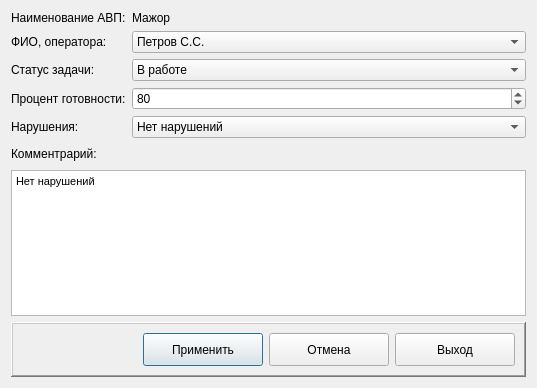
This is arm_o/d_edittaskusers.ui in levdikandrey/DataCollector as Qt 5 draws it before an edit. The edited form follows.
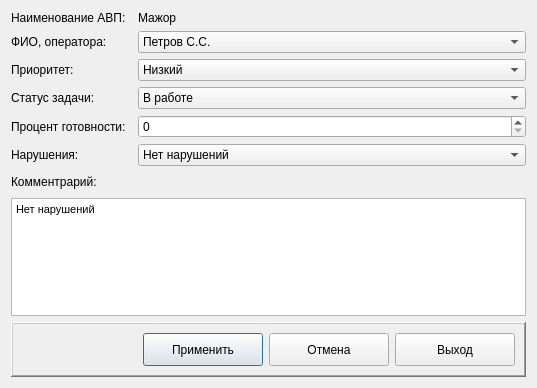
This is the edited form. Icons and pictures are not drawn.

```diff
--- a/arm_o/d_edittaskusers.ui
+++ b/arm_o/d_edittaskusers.ui
@@ -14,6 +14,24 @@
    <string>Редактирование задачи</string>
   </property>
   <layout class="QGridLayout" name="gridLayout">
+   <item row="5" column="2">
+    <widget class="QComboBox" name="comboBoxViolation">
+     <item>
+      <property name="text">
+       <string>Нет нарушений</string>
+      </property>
+     </item>
+    </widget>
+   </item>
+   <item row="3" column="2">
+    <widget class="QComboBox" name="comboBoxStatus">
+     <item>
+      <property name="text">
+       <string>В работе</string>
+      </property>
+     </item>
+    </widget>
+   </item>
    <item row="0" column="0">
     <widget class="QLabel" name="label">
      <property name="text">
@@ -21,37 +39,14 @@
      </property>
     </widget>
    </item>
-   <item row="3" column="1">
-    <widget class="QSpinBox" name="spinBox">
-     <property name="value">
-      <number>80</number>
-     </property>
-    </widget>
-   </item>
-   <item row="2" column="0">
-    <widget class="QLabel" name="label_2">
-     <property name="text">
-      <string>Статус задачи:</string>
-     </property>
-    </widget>
-   </item>
-   <item row="4" column="1">
-    <widget class="QComboBox" name="comboBox_2">
-     <item>
-      <property name="text">
-       <string>Нет нарушений</string>
-      </property>
-     </item>
-    </widget>
-   </item>
-   <item row="0" column="1">
-    <widget class="QLabel" name="label_5">
+   <item row="0" column="2">
+    <widget class="QLabel" name="labelNameAVP">
      <property name="text">
       <string>Мажор</string>
      </property>
     </widget>
    </item>
-   <item row="7" column="0" colspan="2">
+   <item row="8" column="0" colspan="3">
     <widget class="QFrame" name="frame">
      <property name="frameShape">
       <enum>QFrame::WinPanel</enum>
@@ -145,51 +140,53 @@
      </layout>
     </widget>
    </item>
-   <item row="2" column="1">
-    <widget class="QComboBox" name="comboBox">
-     <item>
-      <property name="text">
-       <string>В работе</string>
-      </property>
-     </item>
-    </widget>
-   </item>
-   <item row="4" column="0">
-    <widget class="QLabel" name="label_6">
+   <item row="1" column="0">
+    <widget class="QLabel" name="label_7">
      <property name="text">
-      <string>Нарушения:</string>
+      <string>ФИО, оператора:</string>
      </property>
     </widget>
    </item>
-   <item row="5" column="0">
+   <item row="6" column="0">
     <widget class="QLabel" name="label_4">
      <property name="text">
       <string>Комментрарий:</string>
      </property>
     </widget>
    </item>
-   <item row="5" column="1">
-    <spacer name="horizontalSpacer_2">
-     <property name="orientation">
-      <enum>Qt::Horizontal</enum>
+   <item row="2" column="0">
+    <widget class="QLabel" name="label_8">
+     <property name="text">
+      <string>Приоритет:</string>
      </property>
-     <property name="sizeHint" stdset="0">
-      <size>
-       <width>402</width>
-       <height>20</height>
-      </size>
+    </widget>
+   </item>
+   <item row="4" column="2">
+    <widget class="QSpinBox" name="spinBoxPercent">
+     <property name="maximum">
+      <number>100</number>
      </property>
-    </spacer>
+     <property name="value">
+      <number>0</number>
+     </property>
+    </widget>
    </item>
-   <item row="3" column="0">
+   <item row="5" column="0">
+    <widget class="QLabel" name="label_6">
+     <property name="text">
+      <string>Нарушения:</string>
+     </property>
+    </widget>
+   </item>
+   <item row="4" column="0">
     <widget class="QLabel" name="label_3">
      <property name="text">
       <string>Процент готовности:</string>
      </property>
     </widget>
    </item>
-   <item row="6" column="0" colspan="2">
-    <widget class="QTextEdit" name="textEdit">
+   <item row="7" column="0" colspan="3">
+    <widget class="QTextEdit" name="textEditComment">
      <property name="html">
       <string>&lt;!DOCTYPE HTML PUBLIC &quot;-//W3C//DTD HTML 4.0//EN&quot; &quot;http://www.w3.org/TR/REC-html40/strict.dtd&quot;&gt;
 &lt;html&gt;&lt;head&gt;&lt;meta name=&quot;qrichtext&quot; content=&quot;1&quot; /&gt;&lt;style type=&quot;text/css&quot;&gt;
@@ -200,15 +197,8 @@
      </property>
     </widget>
    </item>
-   <item row="1" column="0">
-    <widget class="QLabel" name="label_7">
-     <property name="text">
-      <string>ФИО, оператора:</string>
-     </property>
-    </widget>
-   </item>
-   <item row="1" column="1">
-    <widget class="QComboBox" name="comboBox_3">
+   <item row="1" column="2">
+    <widget class="QComboBox" name="comboBoxUser">
      <item>
       <property name="text">
        <string>Петров С.С.</string>
@@ -216,6 +206,35 @@
      </item>
     </widget>
    </item>
+   <item row="3" column="0">
+    <widget class="QLabel" name="label_2">
+     <property name="text">
+      <string>Статус задачи:</string>
+     </property>
+    </widget>
+   </item>
+   <item row="6" column="2">
+    <spacer name="horizontalSpacer_2">
+     <property name="orientation">
+      <enum>Qt::Horizontal</enum>
+     </property>
+     <property name="sizeHint" stdset="0">
+      <size>
+       <width>402</width>
+       <height>20</height>
+      </size>
+     </property>
+    </spacer>
+   </item>
+   <item row="2" column="2">
+    <widget class="QComboBox" name="comboBoxPriority">
+     <item>
+      <property name="text">
+       <string>Низкий</string>
+      </property>
+     </item>
+    </widget>
+   </item>
   </layout>
  </widget>
  <tabstops>
```
Left out of the diff: 10 changed lines with no effect on the pictures.
